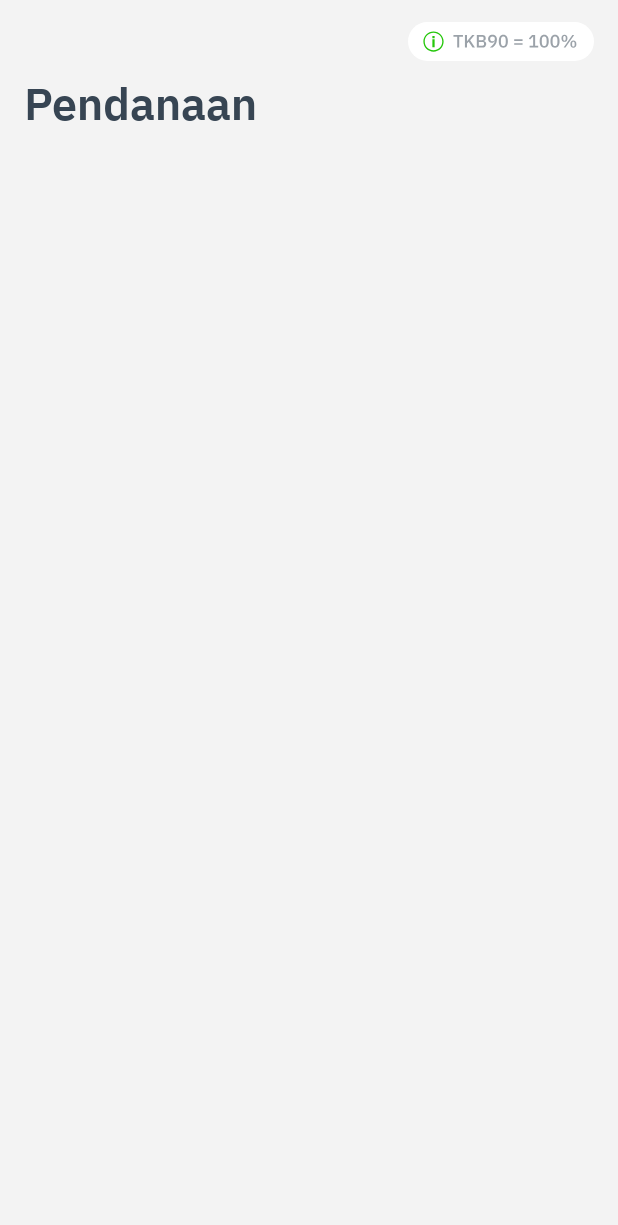
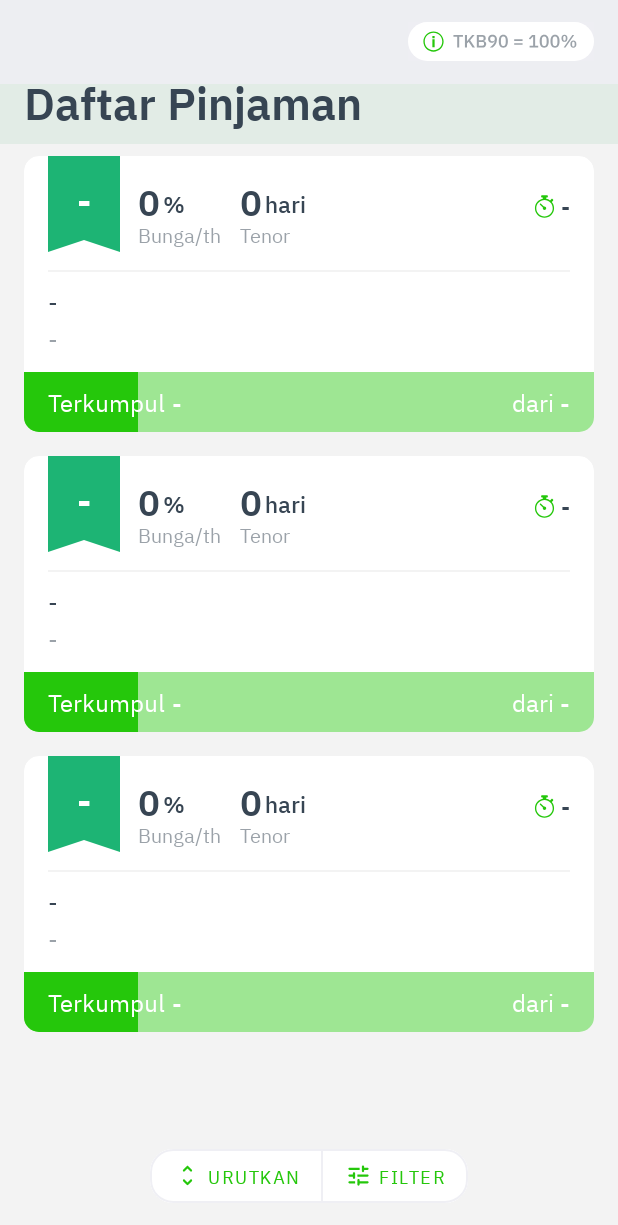
Before and after one commit to mychengel/AvanteeLender, an Android app: the layout activity_pendanaan.xml on its own in the app's theme, with its tools: preview values and no code run, on a phone screen of 412 x 824 dp. Shown: the top 1225 px of the screen. Run offline under Robolectric (Android 15) with nearby library versions, the phone set to English and light mode, and no system bars; network calls fail.

Commit message:
added button sort and filter
styling bug, theming error due to material components change

```diff
--- a/app/src/main/java/byc/avt/avanteelender/view/features/pendanaan/PendanaanActivity.java
+++ b/app/src/main/java/byc/avt/avanteelender/view/features/pendanaan/PendanaanActivity.java
@@ -78,9 +78,9 @@ public class PendanaanActivity extends AppCompatActivity {
     private Observer<ArrayList<Pendanaan>> showListPendanaan = new Observer<ArrayList<Pendanaan>>() {
         @Override
         public void onChanged(final ArrayList<Pendanaan> result) {
-            if(result.isEmpty()){
+            if (result.isEmpty()) {
                 f.showMessage("Belum ada pinjaman yang siap didanai.");
-            }else{
+            } else {
                 rv.setLayoutManager(new LinearLayoutManager(PendanaanActivity.this));
                 PendanaanAdapter adapter = new PendanaanAdapter(PendanaanActivity.this);
                 adapter.setListPendanaan(result);
--- a/app/src/main/res/drawable/button_green_oval.xml
+++ b/app/src/main/res/drawable/button_green_oval.xml
@@ -1,6 +1,6 @@
 <?xml version="1.0" encoding="utf-8"?>
 <ripple xmlns:android="http://schemas.android.com/apk/res/android"
-    android:color="#80FFC9">
+    android:color="@color/colorRipple">
     <item android:id="@android:id/background">
         <shape android:shape="rectangle">
             <solid android:color="@color/colorPrimary" />
--- a/app/src/main/res/drawable/button_grey_accent.xml
+++ b/app/src/main/res/drawable/button_grey_accent.xml
@@ -1,6 +1,6 @@
 <?xml version="1.0" encoding="utf-8"?>
 <ripple xmlns:android="http://schemas.android.com/apk/res/android"
-    android:color="#FFFFFF">
+    android:color="@color/white">
     <item android:id="@android:id/background">
         <shape android:shape="rectangle">
             <solid android:color="@color/lightest_neutral" />
--- /dev/null
+++ b/app/src/main/res/drawable/ic_tune.xml
@@ -0,0 +1,10 @@
+<vector xmlns:android="http://schemas.android.com/apk/res/android"
+    android:width="18dp"
+    android:height="18dp"
+    android:viewportWidth="18"
+    android:viewportHeight="18">
+  <path
+      android:pathData="M12.75,6C12.75,6.4125 12.4125,6.75 12,6.75C11.5875,6.75 11.25,6.4125 11.25,6V3C11.25,2.5875 11.5875,2.25 12,2.25C12.4125,2.25 12.75,2.5875 12.75,3V3.75H15C15.4125,3.75 15.75,4.0875 15.75,4.5C15.75,4.9125 15.4125,5.25 15,5.25H12.75V6ZM3,5.25C2.5875,5.25 2.25,4.9125 2.25,4.5C2.25,4.0875 2.5875,3.75 3,3.75H9.75V5.25H3ZM3,14.25C2.5875,14.25 2.25,13.9125 2.25,13.5C2.25,13.0875 2.5875,12.75 3,12.75H6.75V14.25H3ZM9.75,15V14.25H15C15.4125,14.25 15.75,13.9125 15.75,13.5C15.75,13.0875 15.4125,12.75 15,12.75H9.75V12C9.75,11.5875 9.4125,11.25 9,11.25C8.5875,11.25 8.25,11.5875 8.25,12V15C8.25,15.4125 8.5875,15.75 9,15.75C9.4125,15.75 9.75,15.4125 9.75,15ZM5.25,8.25V7.5C5.25,7.0875 5.5875,6.75 6,6.75C6.4125,6.75 6.75,7.0875 6.75,7.5V10.5C6.75,10.9125 6.4125,11.25 6,11.25C5.5875,11.25 5.25,10.9125 5.25,10.5V9.75H3C2.5875,9.75 2.25,9.4125 2.25,9C2.25,8.5875 2.5875,8.25 3,8.25H5.25ZM15.75,9C15.75,8.5875 15.4125,8.25 15,8.25H8.25V9.75H15C15.4125,9.75 15.75,9.4125 15.75,9Z"
+      android:fillColor="#25C70B"
+      android:fillType="evenOdd"/>
+</vector>
--- /dev/null
+++ b/app/src/main/res/drawable/ic_unfold_more.xml
@@ -0,0 +1,10 @@
+<vector xmlns:android="http://schemas.android.com/apk/res/android"
+    android:width="18dp"
+    android:height="18dp"
+    android:viewportWidth="18"
+    android:viewportHeight="18">
+  <path
+      android:pathData="M10.845,6.2175L9,4.3725L7.1475,6.2175C6.855,6.51 6.3825,6.51 6.09,6.2175C5.7975,5.925 5.7975,5.4525 6.09,5.16L8.4675,2.775C8.6076,2.6346 8.7978,2.5557 8.9962,2.5557C9.1946,2.5557 9.3849,2.6346 9.525,2.775L11.9025,5.16C12.195,5.4525 12.195,5.925 11.9025,6.2175C11.61,6.51 11.1375,6.51 10.845,6.2175ZM7.155,11.7825L9,13.6275L10.8525,11.79C10.9926,11.6496 11.1828,11.5707 11.3812,11.5707C11.5796,11.5707 11.7699,11.6496 11.91,11.79C12.2025,12.0825 12.2025,12.555 11.91,12.8475L9.5325,15.225C9.24,15.5175 8.7675,15.5175 8.475,15.225L6.0975,12.84C5.805,12.5475 5.805,12.075 6.0975,11.7825C6.2376,11.6421 6.4278,11.5632 6.6262,11.5632C6.8246,11.5632 7.0149,11.6421 7.155,11.7825Z"
+      android:fillColor="#25C70B"
+      android:fillType="evenOdd"/>
+</vector>
--- a/app/src/main/res/layout/activity_pendanaan.xml
+++ b/app/src/main/res/layout/activity_pendanaan.xml
@@ -4,7 +4,7 @@
     xmlns:tools="http://schemas.android.com/tools"
     android:id="@+id/coor_pendanaan"
     android:layout_width="match_parent"
-    android:layout_height="match_parent" >
+    android:layout_height="match_parent">
 
     <com.google.android.material.appbar.AppBarLayout
         android:id="@+id/appbar_pendanaan"
@@ -36,7 +36,7 @@
                 app:contentInsetLeft="0dp"
                 app:contentInsetStart="0dp"
                 app:layout_collapseMode="pin"
-                app:title="@string/pendanaan"
+                app:title="@string/loan_list"
                 app:titleTextAppearance="@style/ToolbarTheme"
                 app:titleTextColor="@color/dark">
 
@@ -76,8 +76,46 @@
             <androidx.recyclerview.widget.RecyclerView
                 android:id="@+id/rv_pendanaan"
                 android:layout_width="match_parent"
-                android:layout_height="match_parent" />
+                android:layout_height="match_parent"
+                tools:listitem="@layout/adapter_pendanaan" />
         </LinearLayout>
     </androidx.core.widget.NestedScrollView>
 
+    <com.google.android.material.button.MaterialButtonToggleGroup
+        android:id="@+id/tbFundGroup"
+        android:layout_width="wrap_content"
+        android:layout_height="wrap_content"
+        android:layout_gravity="bottom|center"
+        android:layout_marginBottom="16dp"
+        android:elevation="2dp"
+        app:singleSelection="true">
+
+        <com.google.android.material.button.MaterialButton
+            android:id="@+id/btnFundSort"
+            style="?attr/materialButtonOutlinedStyle"
+            android:layout_width="wrap_content"
+            android:layout_height="wrap_content"
+            android:fontFamily="@font/ibm_plex_sans"
+            android:text="@string/sort"
+            android:textSize="12sp"
+            app:icon="@drawable/ic_unfold_more"
+            app:shapeAppearance="@style/RoundButton"
+            app:strokeColor="@color/light_neutral"
+            app:strokeWidth="1dp" />
+
+        <com.google.android.material.button.MaterialButton
+            android:id="@+id/btnFundFilter"
+            style="?attr/materialButtonOutlinedStyle"
+            android:layout_width="wrap_content"
+            android:layout_height="wrap_content"
+            android:fontFamily="@font/ibm_plex_sans"
+            android:text="@string/filter"
+            android:textSize="12sp"
+            app:icon="@drawable/ic_tune"
+            app:shapeAppearance="@style/RoundButton"
+            app:strokeColor="@color/light_neutral"
+            app:strokeWidth="1dp" />
+
+    </com.google.android.material.button.MaterialButtonToggleGroup>
+
 </androidx.coordinatorlayout.widget.CoordinatorLayout>
--- a/app/src/main/res/layout/fragment_dashboard.xml
+++ b/app/src/main/res/layout/fragment_dashboard.xml
@@ -11,19 +11,20 @@
         android:layout_width="0dp"
         android:layout_height="wrap_content"
         android:layout_gravity="center_vertical"
-        android:background="?attr/colorPrimary"
         android:minHeight="?attr/actionBarSize"
         android:theme="@style/ToolbarTheme"
         app:layout_constraintEnd_toEndOf="parent"
         app:layout_constraintStart_toStartOf="parent"
         app:layout_constraintTop_toTopOf="parent"
         app:maxButtonHeight="?attr/actionBarSize"
+        app:menu="@menu/dashboard_menu"
         app:popupTheme="@style/ThemeOverlay.AppCompat.Light"
         app:titleTextAppearance="@style/AppTheme.ActionBar.TitleText">
 
         <androidx.constraintlayout.widget.ConstraintLayout
             android:layout_width="match_parent"
             android:layout_height="48dp"
+            android:background="@android:color/transparent"
             tools:layout_editor_absoluteX="16dp"
             tools:layout_editor_absoluteY="4dp">
 
@@ -74,6 +75,7 @@
                 android:id="@+id/txt_initial_fr_dashboard"
                 android:layout_width="wrap_content"
                 android:layout_height="wrap_content"
+                android:background="@android:color/transparent"
                 android:text="@string/txt_initial"
                 android:textColor="@color/bars_light"
                 android:textSize="30sp"
--- a/app/src/main/res/values/colors.xml
+++ b/app/src/main/res/values/colors.xml
@@ -34,6 +34,7 @@
 
     <!-- Colors Accent -->
     <color name="colorPrimary">#25C70B</color>
+    <color name="colorRipple">#80FFC9</color>
     <color name="colorPrimaryO06">#9925C70B</color>
     <color name="colorPrimaryA">#1DB474</color>
     <color name="colorPrimaryB">#AABE2C</color>
--- a/app/src/main/res/values/strings.xml
+++ b/app/src/main/res/values/strings.xml
@@ -274,6 +274,7 @@
     <string name="est_pengembalian">Estimasi pengembalian</string>
     <string name="mulai_pendanaan">Mulai pendanaan</string>
     <string name="pendanaan">Pendanaan</string>
+    <string name="loan_list">Daftar Pinjaman</string>
     <string name="dari">dari</string>
     <string name="terkumpul">Terkumpul</string>
     <string name="hari">hari</string>
@@ -299,5 +300,7 @@
     <string name="tot_pin_aktif">Total pinjaman aktif</string>
     <string name="tot_pin_selesai">Total pinjaman selesai</string>
     <string name="daftar_di_sini">Belum punya akun? Daftar!</string>
+    <string name="filter">Filter</string>
+    <string name="sort">Urutkan</string>
 
 </resources>
--- a/app/src/main/res/values/styles.xml
+++ b/app/src/main/res/values/styles.xml
@@ -1,16 +1,18 @@
 <resources xmlns:tools="http://schemas.android.com/tools">
 
-    <style name="AppTheme" parent="Theme.AppCompat.Light.NoActionBar">
-        <item name="colorPrimary">@color/lightest_neutral</item>
+    <style name="AppTheme" parent="Theme.MaterialComponents.Light.NoActionBar">
+        <item name="colorPrimary">@color/colorPrimary</item>
         <item name="colorPrimaryDark">@color/colorPrimaryDark</item>
         <item name="colorAccent">@color/colorAccent</item>
         <item name="android:windowBackground">@color/lightest_neutral</item>
         <item name="android:windowLightStatusBar" tools:targetApi="m">true</item>
         <item name="android:fontFamily">@font/ibm_plex_sans</item>
         <item name="actionBarStyle">@style/AppTheme.ActionBar</item>
+        <item name="materialButtonOutlinedStyle">@style/ItemButtonGroup</item>
     </style>
 
     <style name="AppTheme.ActionBar" parent="Widget.AppCompat.Light.ActionBar">
+        <item name="android:background">@color/light_neutral</item>
         <item name="android:titleTextStyle">@style/AppTheme.ActionBar.TitleText</item>
         <item name="titleTextStyle">@style/AppTheme.ActionBar.TitleText</item>
         <item name="android:height">150dp</item>
@@ -25,6 +27,7 @@
     </style>
 
     <style name="ToolbarTheme.Expanded" parent="Widget.AppCompat.Light.ActionBar">
+        <item name="android:background">@color/light_neutral</item>
         <item name="android:textColor">@color/dark</item>
         <item name="android:padding">0dp</item>
         <item name="android:layout_margin">0dp</item>
@@ -35,6 +38,7 @@
     </style>
 
     <style name="ToolbarTheme" parent="Widget.AppCompat.Light.ActionBar">
+        <item name="android:background">@color/light_neutral</item>
         <item name="android:textColor">@color/dark</item>
         <item name="android:padding">0dp</item>
         <item name="android:layout_margin">0dp</item>
@@ -45,6 +49,7 @@
     </style>
 
     <style name="ToolbarTheme.Collapsed" parent="Widget.AppCompat.Light.ActionBar">
+        <item name="android:background">@color/light_neutral</item>
         <item name="android:textColor">@color/dark</item>
         <item name="android:padding">0dp</item>
         <item name="android:layout_margin">0dp</item>
@@ -72,4 +77,16 @@
         <item name="android:textAllCaps">true</item>
         <item name="android:textSize">11sp</item>
     </style>
+
+    <style name="RoundButton" parent="ShapeAppearance.MaterialComponents.MediumComponent">
+        <item name="cornerFamily">rounded</item>
+        <item name="cornerSize">15dp</item>
+    </style>
+
+    <style name="ItemButtonGroup" parent="Widget.MaterialComponents.Button.OutlinedButton">
+        <item name="backgroundTint">@color/white</item>
+        <item name="android:textColor">@color/colorPrimary</item>
+        <item name="iconTint">@color/colorPrimary</item>
+        <item name="rippleColor">@color/colorRipple</item>
+    </style>
 </resources>
```
